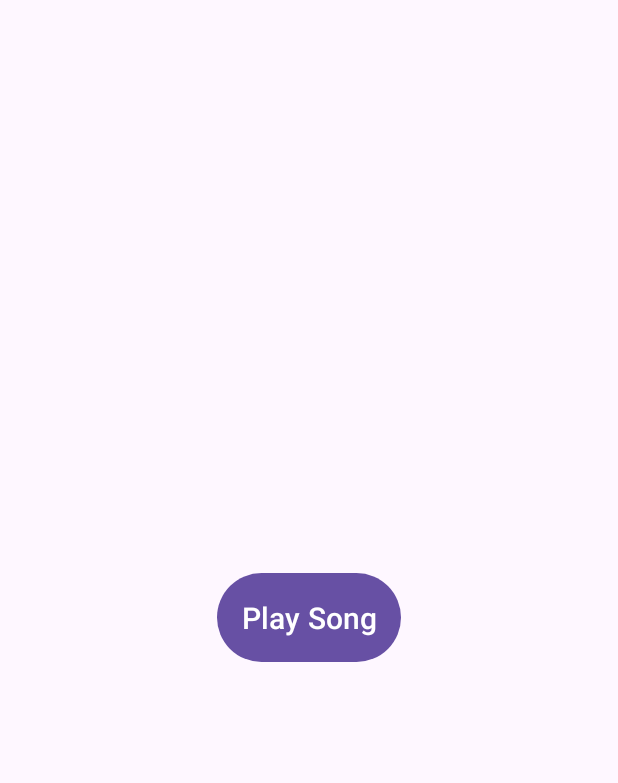
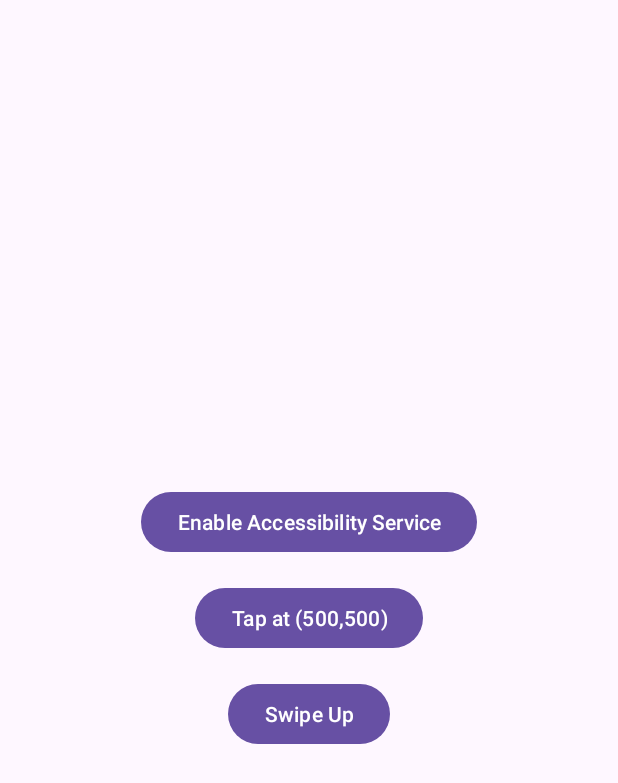
Before and after one commit to RO-HIT17/HorizonAutomation, an Android app: the screen it shows after launch (MainActivity), on a phone screen of 412 x 824 dp. Shown: the top 783 px of the screen. Run offline under Robolectric (Android 15) with nearby library versions, the phone set to English and light mode, and no system bars.

Commit message:
enable services

```diff
--- a/app/src/main/java/com/example/accessibilitytapapp2/MainActivity.kt
+++ b/app/src/main/java/com/example/accessibilitytapapp2/MainActivity.kt
@@ -2,21 +2,29 @@ package com.example.accessibilitytapapp2
 
 import android.content.Intent
 import android.os.Bundle
+import android.provider.Settings
 import android.widget.Button
 import androidx.appcompat.app.AppCompatActivity
 
 class MainActivity : AppCompatActivity() {
-
     override fun onCreate(savedInstanceState: Bundle?) {
         super.onCreate(savedInstanceState)
         setContentView(R.layout.activity_main)
 
-        val playSongButton: Button = findViewById(R.id.playSongButton)
+        val btnEnableService = findViewById<Button>(R.id.btnEnableService)
+        val btnTap = findViewById<Button>(R.id.btnTap)
+        val btnSwipe = findViewById<Button>(R.id.btnSwipe)
 
-        playSongButton.setOnClickListener {
-            // Send broadcast to Accessibility Service to perform Spotify actions
-            val intent = Intent("ACTION_PLAY_SONG")
-            sendBroadcast(intent)
+        btnEnableService.setOnClickListener {
+            startActivity(Intent(Settings.ACTION_ACCESSIBILITY_SETTINGS))
+        }
+
+        btnTap.setOnClickListener {
+            MyAccessibilityService.instance?.performTap(500f, 500f)
+        }
+
+        btnSwipe.setOnClickListener {
+            MyAccessibilityService.instance?.performSwipe(300f, 1000f, 300f, 500f)
         }
     }
 }
--- a/app/src/main/res/layout/activity_main.xml
+++ b/app/src/main/res/layout/activity_main.xml
@@ -7,10 +7,23 @@
     android:padding="16dp">
 
     <Button
-        android:id="@+id/playSongButton"
+        android:id="@+id/btnEnableService"
         android:layout_width="wrap_content"
         android:layout_height="wrap_content"
-        android:text="Play Song"
-        android:textSize="20sp"
-        android:padding="16dp" />
+        android:text="Enable Accessibility Service" />
+
+    <Button
+        android:id="@+id/btnTap"
+        android:layout_width="wrap_content"
+        android:layout_height="wrap_content"
+        android:text="Tap at (500,500)"
+        android:layout_marginTop="16dp" />
+
+    <Button
+        android:id="@+id/btnSwipe"
+        android:layout_width="wrap_content"
+        android:layout_height="wrap_content"
+        android:text="Swipe Up"
+        android:layout_marginTop="16dp" />
+
 </LinearLayout>
--- a/app/src/main/res/xml/accessibility_service_config.xml
+++ b/app/src/main/res/xml/accessibility_service_config.xml
@@ -3,5 +3,5 @@
     android:accessibilityEventTypes="typeAllMask"
     android:accessibilityFeedbackType="feedbackGeneric"
     android:notificationTimeout="100"
-    android:canPerformGestures="true"
-    android:description="@string/accessibility_service_description" />
+    android:canRetrieveWindowContent="true"
+    android:canPerformGestures="true" />
```
Also changed, not shown: app/src/main/java/com/example/accessibilitytapapp2/MyAccessibilityService.kt (+27 -47 lines).
